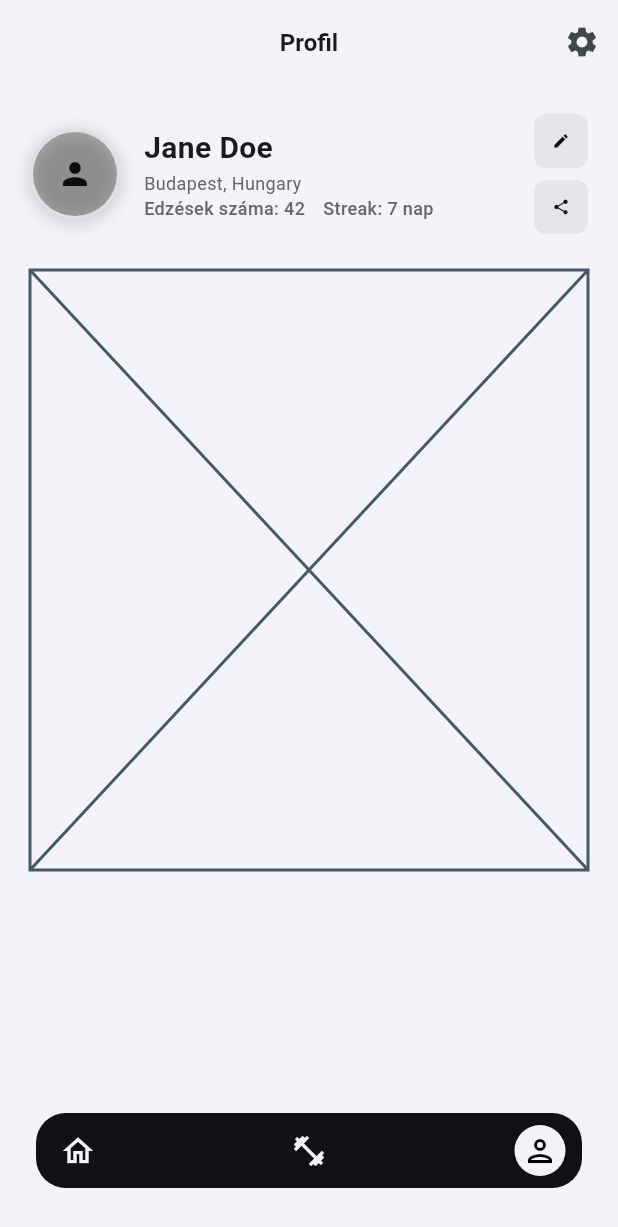
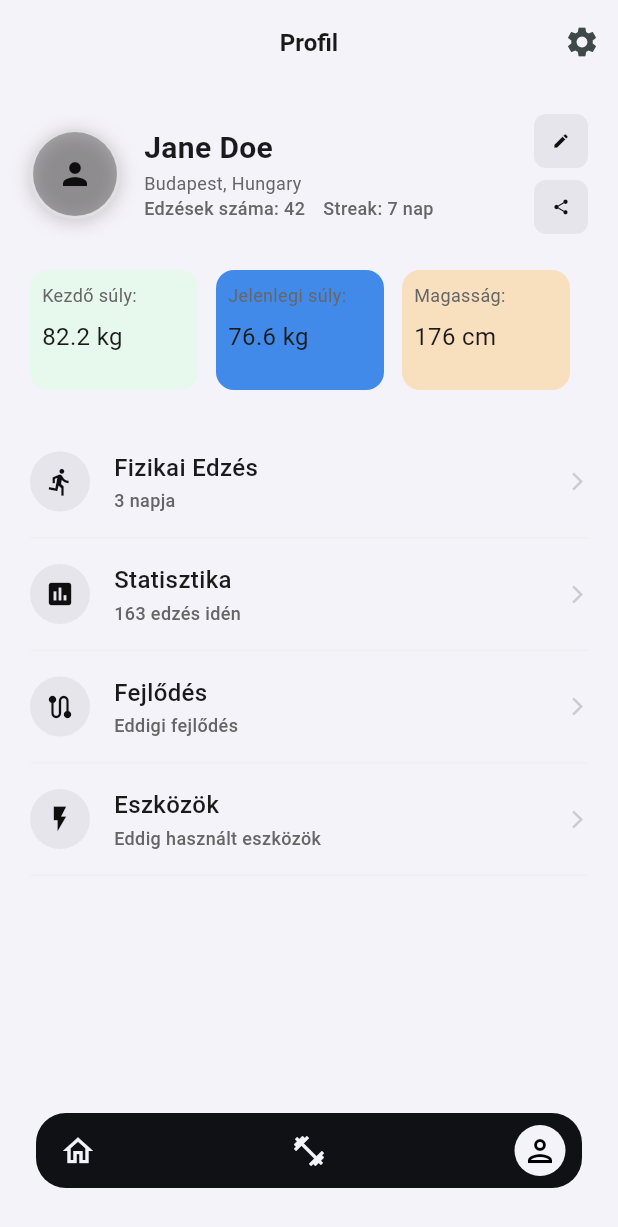
Before and after one commit to marosvariadam/flutter_application_1, a Flutter app: the screen it shows after launch, item 3 of the bottom bar chosen, on a phone screen of 412 x 824 dp. Shown: the top 1227 px of the screen. Run offline on Flutter 3.47's test engine with Material 3 defaults, Android fonts, the phone set to English and light mode, and no system bars; our stand-ins replace go_router, hive_flutter; accounts and stored records are empty; network calls fail.

Commit message:
prfile page v1

```diff
--- a/lib/app/design/design_tokens.dart
+++ b/lib/app/design/design_tokens.dart
@@ -35,9 +35,9 @@ class DT{
   static const challangeCardGradientEnd = Color(0xFFF0EBF7);
 
   //Metric crad color
-  static const metrictreen = Color(0xFFE7F8ED);
-  static const aetriclue = Color(0xFFB802FF);
-  static const setricOrange = Color(0xFFFFEED6);
+  static const metricGreen = Color(0xFFE7F8ED);
+  static const metricBlue = Color.fromARGB(255, 66, 138, 233);
+  static const metricOrange = Color.fromARGB(255, 248, 223, 189);
 
   // Difficulty Colors
   static const difficultyLight = Colors.green;
--- a/lib/features/profiles/presentation/profiles_page.dart
+++ b/lib/features/profiles/presentation/profiles_page.dart
@@ -39,7 +39,7 @@ class ProfilesPage extends StatelessWidget {
             _MetricsCard(),
             const SizedBox(height: DT.s6),
 
-            //_ActivityList(),
+            _ActivityList(),
             const SizedBox(height: DT.s6),
           ],
         ),
@@ -171,11 +171,28 @@ class _MetricsCard extends StatelessWidget {
       children: [
         Expanded(
           child: _MetricCard(
-            color: DT.metrictreen,
+            color: DT.metricGreen,
             title: 'Kezdő súly: ',
             value: '82.2 kg'
           )
-        )
+        ),
+        const SizedBox(width: DT.s3,),
+        Expanded(
+          child: _MetricCard(
+            color: DT.metricBlue,
+            title: 'Jelenlegi súly: ',
+            value: '76.6 kg'
+          )
+        ),
+        const SizedBox(width: DT.s3,),
+        Expanded(
+          child: _MetricCard(
+            color: DT.metricOrange,
+            title: 'Magasság: ',
+            value: '176 cm'
+          )
+        ),
+        const SizedBox(width: DT.s3,),
       ],
     );
   }
@@ -189,6 +206,113 @@ class _MetricCard extends StatelessWidget {
 
   @override
   Widget build(BuildContext context) {
-    return const Placeholder();
+    return Container(
+      padding: const EdgeInsets.all(DT.s2),
+      height: 80,
+      decoration: BoxDecoration(
+        color: color,
+        borderRadius: BorderRadius.circular(DT.rCardSmall)
+      ),
+      child: Column(
+        crossAxisAlignment: CrossAxisAlignment.start,
+        children: [
+          Text(
+            title,
+            style: TextStyle(
+              fontSize: DT.s3,
+              color: DT.textSecondary
+            ),
+          ),
+          const SizedBox(height: DT.s2,),
+          Text(
+            value,
+            style: TextStyle(
+              fontSize: DT.s4,
+              color: DT.textPrimary
+            ),
+          ),
+        ],
+      ),
+    );
   }
 }
+
+class _ActivityList extends StatelessWidget {
+  const _ActivityList({super.key});
+
+  @override
+  Widget build(BuildContext context) {
+    return Column(
+      children: [
+        _ActivityItem(icon: Icons.directions_run, title: 'Fizikai Edzés', subtitle: '3 napja',onTap: () {},),
+        _ActivityItem(icon: Icons.assessment, title: 'Statisztika', subtitle: '163 edzés idén',onTap: () {},),
+        _ActivityItem(icon: Icons.route, title: 'Fejlődés', subtitle: 'Eddigi fejlődés',onTap: () {},),
+        _ActivityItem(icon: Icons.flash_on, title: 'Eszközök', subtitle: 'Eddig használt eszközök',onTap: () {},),
+      ],
+    );
+  }
+}
+
+class _ActivityItem extends StatelessWidget {
+  final IconData icon;
+  final String title;
+  final String subtitle;
+  final VoidCallback onTap;
+
+  const _ActivityItem({super.key, required this.icon, required this.title, required this.subtitle, required this.onTap});
+
+  @override
+  Widget build(BuildContext context) {
+    return InkWell(
+      onTap: onTap,
+      child: Container(
+        padding: const EdgeInsets.symmetric(vertical: DT.s4),
+        decoration: BoxDecoration(
+          border: Border(
+            bottom: BorderSide(color: DT.borderLight, width: 1)
+          )
+        ),
+        child: Row(
+          children: [
+            Container(
+              height: 40,
+              width: 40,
+              decoration: BoxDecoration(
+                color: DT.iconLight.withOpacity(0.1),
+                borderRadius: BorderRadius.circular(20)
+              ),
+              child: Icon(icon, color: DT.iconLightGrey, size: 20),
+            ),
+            const SizedBox(width:DT.s4),
+            Expanded(
+              child: Column(
+                crossAxisAlignment: CrossAxisAlignment.start,
+                children: [
+                  Text(
+                    title,
+                    style: const TextStyle(
+                      fontSize: DT.s4,
+                      fontWeight: FontWeight.w500,
+                      color: DT.textPrimary
+                    ),
+                  ),
+                  const SizedBox(height: 2,),
+                  Text(
+                    subtitle,
+                    style: const TextStyle(
+                      fontSize: DT.s3,
+                      fontWeight: FontWeight.w500,
+                      color: DT.textSecondary
+                    ),
+                  ),
+                ],
+            )
+            ),
+            const Icon(Icons.arrow_forward_ios, color: DT.textfrey, size: 14)
+          ],
+        )
+
+      ),
+    );
+  }
+}
```
